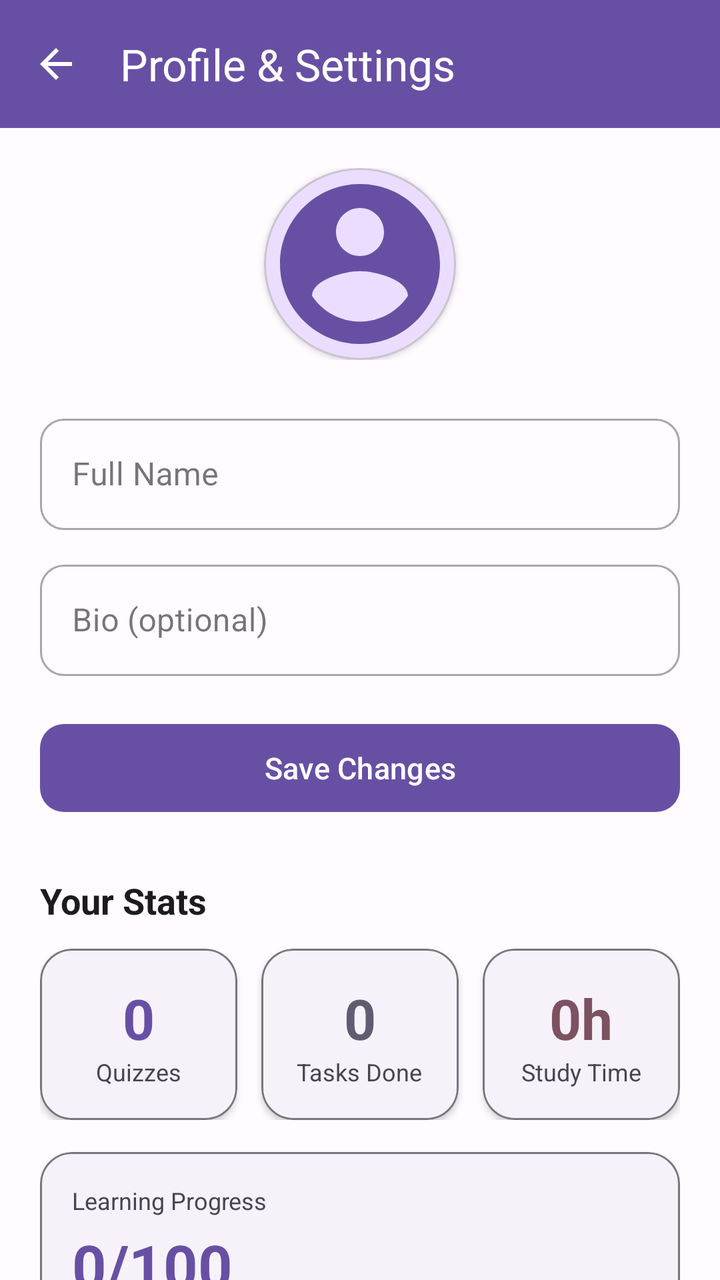
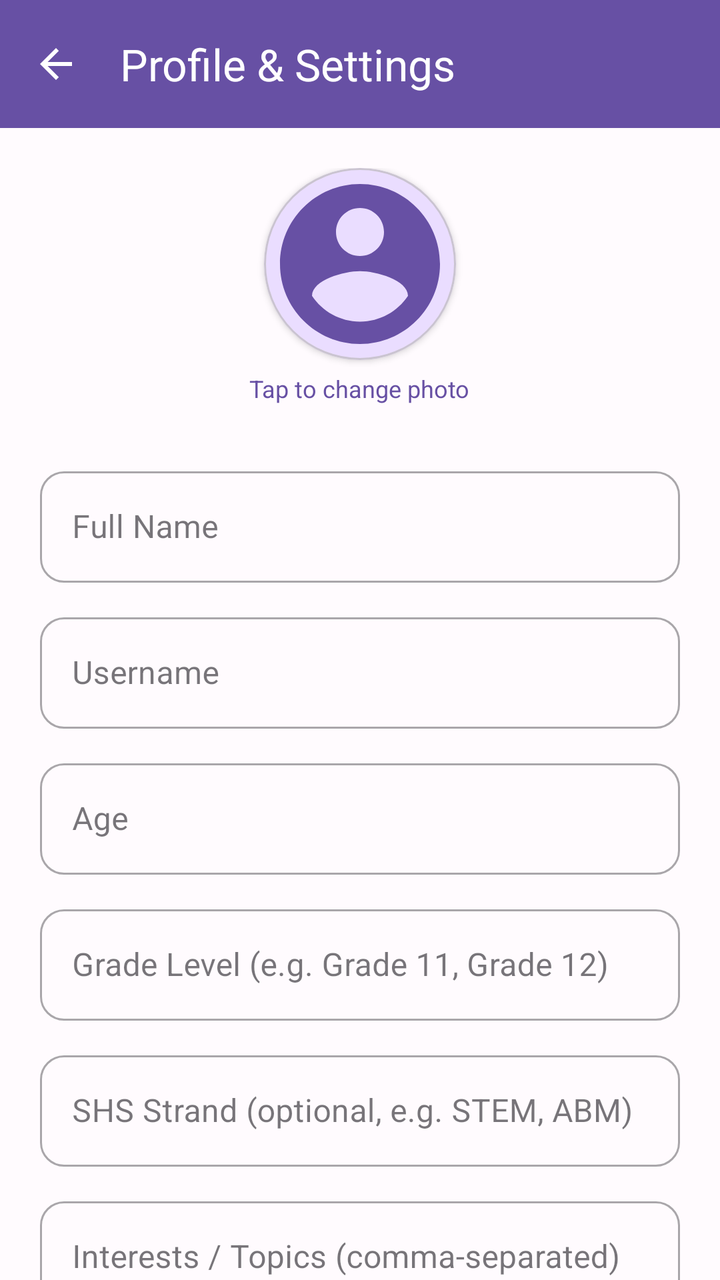

Before-and-after screenshots of an Android layout around one commit, followed by the original layout XML and the change that was made.
<!-- AndroidManifest.xml: application theme Theme.StudySyncproject -->
<!-- res/layout/activity_profile.xml -->
<?xml version="1.0" encoding="utf-8"?>
<LinearLayout xmlns:android="http://schemas.android.com/apk/res/android"
    xmlns:app="http://schemas.android.com/apk/res-auto"
    android:layout_width="match_parent"
    android:layout_height="match_parent"
    android:background="@color/background"
    android:orientation="vertical">

    <com.google.android.material.appbar.MaterialToolbar
        android:id="@+id/toolbar"
        android:layout_width="match_parent"
        android:layout_height="?attr/actionBarSize"
        android:background="@color/primary"
        app:navigationIcon="@drawable/ic_arrow_back"
        app:navigationIconTint="@color/on_primary"
        app:title="Profile &amp; Settings"
        app:titleTextColor="@color/on_primary" />

    <ScrollView
        android:layout_width="match_parent"
        android:layout_height="0dp"
        android:layout_weight="1"
        android:scrollbars="none">

        <LinearLayout
            android:layout_width="match_parent"
            android:layout_height="wrap_content"
            android:orientation="vertical"
            android:padding="@dimen/space_xl">

            
            <LinearLayout
                android:layout_width="match_parent"
                android:layout_height="wrap_content"
                android:layout_marginBottom="24dp"
                android:gravity="center">

                <com.google.android.material.card.MaterialCardView
                    android:layout_width="96dp"
                    android:layout_height="96dp"
                    app:cardBackgroundColor="@color/primary_container"
                    app:cardCornerRadius="48dp"
                    app:cardElevation="2dp">

                    <ImageView
                        android:id="@+id/iv_avatar"
                        android:layout_width="match_parent"
                        android:layout_height="match_parent"
                        android:contentDescription="Profile picture"
                        android:scaleType="centerCrop"
                        android:src="@drawable/ic_account_circle"
                        android:tint="@color/primary" />
                </com.google.android.material.card.MaterialCardView>
            </LinearLayout>

            
            <com.google.android.material.textfield.TextInputLayout
                android:id="@+id/til_name"
                style="@style/Widget.StudySync.TextInputLayout"
                android:layout_width="match_parent"
                android:layout_height="wrap_content"
                android:layout_marginBottom="12dp"
                android:hint="Full Name">

                <com.google.android.material.textfield.TextInputEditText
                    android:id="@+id/et_name"
                    android:layout_width="match_parent"
                    android:layout_height="wrap_content"
                    android:inputType="textPersonName"
                    android:maxLines="1" />
            </com.google.android.material.textfield.TextInputLayout>

            <com.google.android.material.textfield.TextInputLayout
                android:id="@+id/til_bio"
                style="@style/Widget.StudySync.TextInputLayout"
                android:layout_width="match_parent"
                android:layout_height="wrap_content"
                android:layout_marginBottom="20dp"
                android:hint="Bio (optional)">

                <com.google.android.material.textfield.TextInputEditText
                    android:id="@+id/et_bio"
                    android:layout_width="match_parent"
                    android:layout_height="wrap_content"
                    android:inputType="textMultiLine"
                    android:maxLines="3" />
            </com.google.android.material.textfield.TextInputLayout>

            <com.google.android.material.button.MaterialButton
                android:id="@+id/btn_save"
                style="@style/Widget.StudySync.Button.Primary"
                android:layout_width="match_parent"
                android:layout_height="52dp"
                android:layout_marginBottom="28dp"
                android:text="Save Changes"
                android:textSize="15sp"
                app:backgroundTint="@color/primary"
                app:cornerRadius="12dp" />

            
            <TextView
                android:layout_width="wrap_content"
                android:layout_height="wrap_content"
                android:layout_marginBottom="12dp"
                android:text="Your Stats"
                android:textColor="@color/text_primary"
                android:textSize="18sp"
                android:textStyle="bold" />

            <LinearLayout
                android:layout_width="match_parent"
                android:layout_height="wrap_content"
                android:orientation="horizontal">

                <com.google.android.material.card.MaterialCardView
                    style="@style/Widget.StudySync.Card.Surface"
                    android:layout_width="0dp"
                    android:layout_height="wrap_content"
                    android:layout_marginEnd="6dp"
                    android:layout_weight="1">

                    <LinearLayout
                        android:layout_width="match_parent"
                        android:layout_height="wrap_content"
                        android:gravity="center"
                        android:orientation="vertical"
                        android:padding="16dp">

                        <TextView
                            android:id="@+id/tv_quizzes_taken"
                            android:layout_width="wrap_content"
                            android:layout_height="wrap_content"
                            android:text="0"
                            android:textColor="@color/primary"
                            android:textSize="28sp"
                            android:textStyle="bold" />

                        <TextView
                            android:layout_width="wrap_content"
                            android:layout_height="wrap_content"
                            android:text="Quizzes"
                            android:textColor="@color/text_secondary"
                            android:textSize="12sp" />
                    </LinearLayout>
                </com.google.android.material.card.MaterialCardView>

                <com.google.android.material.card.MaterialCardView
                    style="@style/Widget.StudySync.Card.Surface"
                    android:layout_width="0dp"
                    android:layout_height="wrap_content"
                    android:layout_marginStart="6dp"
                    android:layout_marginEnd="6dp"
                    android:layout_weight="1">

                    <LinearLayout
                        android:layout_width="match_parent"
                        android:layout_height="wrap_content"
                        android:gravity="center"
                        android:orientation="vertical"
                        android:padding="16dp">

                        <TextView
                            android:id="@+id/tv_tasks_done"
                            android:layout_width="wrap_content"
                            android:layout_height="wrap_content"
                            android:text="0"
                            android:textColor="@color/secondary"
                            android:textSize="28sp"
                            android:textStyle="bold" />

                        <TextView
                            android:layout_width="wrap_content"
                            android:layout_height="wrap_content"
                            android:text="Tasks Done"
                            android:textColor="@color/text_secondary"
                            android:textSize="12sp" />
                    </LinearLayout>
                </com.google.android.material.card.MaterialCardView>

                <com.google.android.material.card.MaterialCardView
                    style="@style/Widget.StudySync.Card.Surface"
                    android:layout_width="0dp"
                    android:layout_height="wrap_content"
                    android:layout_marginStart="6dp"
                    android:layout_weight="1">

                    <LinearLayout
                        android:layout_width="match_parent"
                        android:layout_height="wrap_content"
                        android:gravity="center"
                        android:orientation="vertical"
                        android:padding="16dp">

                        <TextView
                            android:id="@+id/tv_study_hours"
                            android:layout_width="wrap_content"
                            android:layout_height="wrap_content"
                            android:text="0h"
                            android:textColor="@color/tertiary"
                            android:textSize="28sp"
                            android:textStyle="bold" />

                        <TextView
                            android:layout_width="wrap_content"
                            android:layout_height="wrap_content"
                            android:text="Study Time"
                            android:textColor="@color/text_secondary"
                            android:textSize="12sp" />
                    </LinearLayout>
                </com.google.android.material.card.MaterialCardView>
            </LinearLayout>

            <com.google.android.material.card.MaterialCardView
                style="@style/Widget.StudySync.Card.Surface"
                android:layout_width="match_parent"
                android:layout_height="wrap_content"
                android:layout_marginTop="@dimen/space_lg">

                <LinearLayout
                    android:layout_width="match_parent"
                    android:layout_height="wrap_content"
                    android:orientation="vertical"
                    android:padding="@dimen/space_lg">

                    <TextView
                        android:layout_width="wrap_content"
                        android:layout_height="wrap_content"
                        android:text="Learning Progress"
                        android:textColor="@color/text_secondary"
                        android:textSize="12sp" />

                    <TextView
                        android:id="@+id/tv_progress_index"
                        android:layout_width="wrap_content"
                        android:layout_height="wrap_content"
                        android:layout_marginTop="@dimen/space_xs"
                        android:text="0/100"
                        android:textColor="@color/primary"
                        android:textSize="30sp"
                        android:textStyle="bold" />

                    <TextView
                        android:id="@+id/tv_progress_state"
                        android:layout_width="wrap_content"
                        android:layout_height="wrap_content"
                        android:text="Starting"
                        android:textColor="@color/text_primary"
                        android:textSize="14sp" />

                    <TextView
                        android:id="@+id/tv_progress_focus"
                        android:layout_width="match_parent"
                        android:layout_height="wrap_content"
                        android:layout_marginTop="@dimen/space_xs"
                        android:text="Build activity this week to unlock focus insights."
                        android:textColor="@color/text_secondary"
                        android:textSize="12sp" />

                    <TextView
                        android:id="@+id/tv_progress_badges"
                        android:layout_width="match_parent"
                        android:layout_height="wrap_content"
                        android:layout_marginTop="@dimen/space_xs"
                        android:text="No badges yet"
                        android:textColor="@color/text_secondary"
                        android:textSize="12sp" />
                </LinearLayout>
            </com.google.android.material.card.MaterialCardView>

        </LinearLayout>
    </ScrollView>
</LinearLayout>
<!-- resources referenced by this layout -->
<resources>
  <color name="background">#FFFBFE</color>
  <color name="on_primary">#FFFFFF</color>
  <color name="primary">#6750A4</color>
  <color name="primary_container">#EADDFF</color>
  <color name="secondary">#625B71</color>
  <color name="tertiary">#7D5260</color>
  <color name="text_primary">#1C1B1F</color>
  <color name="text_secondary">#49454F</color>
  <dimen name="space_lg">16dp</dimen>
  <dimen name="space_xl">20dp</dimen>
  <dimen name="space_xs">4dp</dimen>
  <!-- drawable ic_account_circle (drawable) -->
  <vector xmlns:android="http://schemas.android.com/apk/res/android"
      android:width="24dp"
      android:height="24dp"
      android:viewportWidth="24"
      android:viewportHeight="24">
      <path
          android:fillColor="@android:color/white"
          android:pathData="M12,2C6.48,2 2,6.48 2,12s4.48,10 10,10 10,-4.48 10,-10S17.52,2 12,2zM12,5c1.66,0 3,1.34 3,3s-1.34,3 -3,3 -3,-1.34 -3,-3 1.34,-3 3,-3zM12,19.2c-2.5,0 -4.71,-1.28 -6,-3.22 0.03,-1.99 4,-3.08 6,-3.08 1.99,0 5.97,1.09 6,3.08 -1.29,1.94 -3.5,3.22 -6,3.22z" />
  </vector>
  <!-- drawable ic_arrow_back (drawable) -->
  <vector xmlns:android="http://schemas.android.com/apk/res/android"
      android:width="24dp"
      android:height="24dp"
      android:viewportWidth="24"
      android:viewportHeight="24">
      <path
          android:fillColor="@android:color/white"
          android:pathData="M20,11L7.83,11l5.59,-5.59L12,4l-8,8 8,8 1.41,-1.41L7.83,13L20,13z" />
  </vector>
  <style name="Widget.StudySync.Button.Primary" parent="Widget.Material3.Button">
          <item name="android:layout_height">@dimen/button_height</item>
          <item name="cornerRadius">@dimen/radius_md</item>
          <item name="backgroundTint">@color/primary</item>
          <item name="android:textColor">@color/on_primary</item>
      </style>
  <style name="Widget.StudySync.Card.Surface" parent="Widget.Material3.CardView.Elevated">
          <item name="cardCornerRadius">@dimen/radius_lg</item>
          <item name="cardElevation">2dp</item>
          <item name="strokeColor">@color/outline</item>
          <item name="strokeWidth">1dp</item>
      </style>
  <style name="Widget.StudySync.TextInputLayout" parent="Widget.MaterialComponents.TextInputLayout.OutlinedBox">
          <item name="boxCornerRadiusTopStart">@dimen/radius_md</item>
          <item name="boxCornerRadiusTopEnd">@dimen/radius_md</item>
          <item name="boxCornerRadiusBottomStart">@dimen/radius_md</item>
          <item name="boxCornerRadiusBottomEnd">@dimen/radius_md</item>
          <item name="hintTextColor">@color/text_secondary</item>
      </style>
  <style name="Theme.StudySyncproject" parent="Base.Theme.StudySyncproject" />
  <dimen name="button_height">52dp</dimen>
  <dimen name="radius_md">12dp</dimen>
  <dimen name="radius_lg">16dp</dimen>
  <color name="outline">#79747E</color>
  <style name="Base.Theme.StudySyncproject" parent="Theme.Material3.DayNight.NoActionBar">
          <item name="colorPrimary">@color/primary</item>
          <item name="colorOnPrimary">@color/on_primary</item>
          <item name="colorSecondary">@color/secondary</item>
          <item name="colorOnSecondary">@color/on_secondary</item>
          <item name="colorSurface">@color/surface</item>
          <item name="android:colorBackground">@color/background</item>
          <item name="colorError">@color/error</item>
          <item name="colorPrimaryDark">@color/primary_dark</item>
      </style>
  <color name="on_secondary">#FFFFFF</color>
  <color name="surface">#FFFBFE</color>
  <color name="error">#B3261E</color>
  <color name="primary_dark">#4F378B</color>
</resources>

<!-- the commit's change to res/layout/activity_profile.xml (unified diff, before → after) -->
@@ -32,12 +32,16 @@
             <LinearLayout
                 android:layout_width="match_parent"
                 android:layout_height="wrap_content"
-                android:layout_marginBottom="24dp"
-                android:gravity="center">
+                android:layout_marginBottom="8dp"
+                android:gravity="center"
+                android:orientation="vertical">
 
                 <com.google.android.material.card.MaterialCardView
+                    android:id="@+id/card_avatar"
                     android:layout_width="96dp"
                     android:layout_height="96dp"
+                    android:clickable="true"
+                    android:focusable="true"
                     app:cardBackgroundColor="@color/primary_container"
                     app:cardCornerRadius="48dp"
                     app:cardElevation="2dp">
@@ -51,6 +55,15 @@
                         android:src="@drawable/ic_account_circle"
                         android:tint="@color/primary" />
                 </com.google.android.material.card.MaterialCardView>
+
+                <TextView
+                    android:layout_width="wrap_content"
+                    android:layout_height="wrap_content"
+                    android:layout_marginTop="6dp"
+                    android:layout_marginBottom="20dp"
+                    android:text="Tap to change photo"
+                    android:textColor="@color/primary"
+                    android:textSize="12sp" />
             </LinearLayout>
 
             
@@ -61,7 +74,6 @@
                 android:layout_height="wrap_content"
                 android:layout_marginBottom="12dp"
                 android:hint="Full Name">
-
                 <com.google.android.material.textfield.TextInputEditText
                     android:id="@+id/et_name"
                     android:layout_width="match_parent"
@@ -70,19 +82,83 @@
                     android:maxLines="1" />
             </com.google.android.material.textfield.TextInputLayout>
 
-            <com.google.android.material.textfield.TextInputLayout
-                android:id="@+id/til_bio"
+            
+            <com.google.android.material.textfield.TextInputLayout
+                android:id="@+id/til_username"
+                style="@style/Widget.StudySync.TextInputLayout"
+                android:layout_width="match_parent"
+                android:layout_height="wrap_content"
+                android:layout_marginBottom="12dp"
+                android:hint="Username">
+                <com.google.android.material.textfield.TextInputEditText
+                    android:id="@+id/et_username"
+                    android:layout_width="match_parent"
+                    android:layout_height="wrap_content"
+                    android:inputType="textNoSuggestions"
+                    android:maxLines="1" />
+            </com.google.android.material.textfield.TextInputLayout>
+
+            
+            <com.google.android.material.textfield.TextInputLayout
+                android:id="@+id/til_age"
+                style="@style/Widget.StudySync.TextInputLayout"
+                android:layout_width="match_parent"
+                android:layout_height="wrap_content"
+                android:layout_marginBottom="12dp"
+                android:hint="Age">
+                <com.google.android.material.textfield.TextInputEditText
+                    android:id="@+id/et_age"
+                    android:layout_width="match_parent"
+                    android:layout_height="wrap_content"
+                    android:inputType="number"
+                    android:maxLines="1" />
+            </com.google.android.material.textfield.TextInputLayout>
+
+            
+            <com.google.android.material.textfield.TextInputLayout
+                android:id="@+id/til_grade_level"
+                style="@style/Widget.StudySync.TextInputLayout"
+                android:layout_width="match_parent"
+                android:layout_height="wrap_content"
+                android:layout_marginBottom="12dp"
+                android:hint="Grade Level (e.g. Grade 11, Grade 12)">
+                <com.google.android.material.textfield.TextInputEditText
+                    android:id="@+id/et_grade_level"
+                    android:layout_width="match_parent"
+                    android:layout_height="wrap_content"
+                    android:inputType="textCapWords"
+                    android:maxLines="1" />
+            </com.google.android.material.textfield.TextInputLayout>
+
+            
+            <com.google.android.material.textfield.TextInputLayout
+                android:id="@+id/til_strand"
+                style="@style/Widget.StudySync.TextInputLayout"
+                android:layout_width="match_parent"
+                android:layout_height="wrap_content"
+                android:layout_marginBottom="12dp"
+                android:hint="SHS Strand (optional, e.g. STEM, ABM)">
+                <com.google.android.material.textfield.TextInputEditText
+                    android:id="@+id/et_strand"
+                    android:layout_width="match_parent"
+                    android:layout_height="wrap_content"
+                    android:inputType="textCapCharacters"
+                    android:maxLines="1" />
+            </com.google.android.material.textfield.TextInputLayout>
+
+            
+            <com.google.android.material.textfield.TextInputLayout
+                android:id="@+id/til_interests"
                 style="@style/Widget.StudySync.TextInputLayout"
                 android:layout_width="match_parent"
                 android:layout_height="wrap_content"
                 android:layout_marginBottom="20dp"
-                android:hint="Bio (optional)">
-
-                <com.google.android.material.textfield.TextInputEditText
-                    android:id="@+id/et_bio"
-                    android:layout_width="match_parent"
-                    android:layout_height="wrap_content"
-                    android:inputType="textMultiLine"
+                android:hint="Interests / Topics (comma-separated)">
+                <com.google.android.material.textfield.TextInputEditText
+                    android:id="@+id/et_interests"
+                    android:layout_width="match_parent"
+                    android:layout_height="wrap_content"
+                    android:inputType="textMultiLine|textCapSentences"
                     android:maxLines="3" />
             </com.google.android.material.textfield.TextInputLayout>
 
@@ -118,14 +194,12 @@
                     android:layout_height="wrap_content"
                     android:layout_marginEnd="6dp"
                     android:layout_weight="1">
-
                     <LinearLayout
                         android:layout_width="match_parent"
                         android:layout_height="wrap_content"
                         android:gravity="center"
                         android:orientation="vertical"
                         android:padding="16dp">
-
                         <TextView
                             android:id="@+id/tv_quizzes_taken"
                             android:layout_width="wrap_content"
@@ -134,7 +208,6 @@
                             android:textColor="@color/primary"
                             android:textSize="28sp"
                             android:textStyle="bold" />
-
                         <TextView
                             android:layout_width="wrap_content"
                             android:layout_height="wrap_content"
@@ -151,14 +224,12 @@
                     android:layout_marginStart="6dp"
                     android:layout_marginEnd="6dp"
                     android:layout_weight="1">
-
                     <LinearLayout
                         android:layout_width="match_parent"
                         android:layout_height="wrap_content"
                         android:gravity="center"
                         android:orientation="vertical"
                         android:padding="16dp">
-
                         <TextView
                             android:id="@+id/tv_tasks_done"
                             android:layout_width="wrap_content"
@@ -167,7 +238,6 @@
                             android:textColor="@color/secondary"
                             android:textSize="28sp"
                             android:textStyle="bold" />
-
                         <TextView
                             android:layout_width="wrap_content"
                             android:layout_height="wrap_content"
@@ -183,14 +253,12 @@
                     android:layout_height="wrap_content"
                     android:layout_marginStart="6dp"
                     android:layout_weight="1">
-
                     <LinearLayout
                         android:layout_width="match_parent"
                         android:layout_height="wrap_content"
                         android:gravity="center"
                         android:orientation="vertical"
                         android:padding="16dp">
-
                         <TextView
                             android:id="@+id/tv_study_hours"
                             android:layout_width="wrap_content"
@@ -199,7 +267,6 @@
                             android:textColor="@color/tertiary"
                             android:textSize="28sp"
                             android:textStyle="bold" />
-
                         <TextView
                             android:layout_width="wrap_content"
                             android:layout_height="wrap_content"
@@ -210,25 +277,23 @@
                 </com.google.android.material.card.MaterialCardView>
             </LinearLayout>
 
+            
             <com.google.android.material.card.MaterialCardView
                 style="@style/Widget.StudySync.Card.Surface"
                 android:layout_width="match_parent"
                 android:layout_height="wrap_content"
                 android:layout_marginTop="@dimen/space_lg">
-
                 <LinearLayout
                     android:layout_width="match_parent"
                     android:layout_height="wrap_content"
                     android:orientation="vertical"
                     android:padding="@dimen/space_lg">
-
                     <TextView
                         android:layout_width="wrap_content"
                         android:layout_height="wrap_content"
                         android:text="Learning Progress"
                         android:textColor="@color/text_secondary"
                         android:textSize="12sp" />
-
                     <TextView
                         android:id="@+id/tv_progress_index"
                         android:layout_width="wrap_content"
@@ -238,7 +303,6 @@
                         android:textColor="@color/primary"
                         android:textSize="30sp"
                         android:textStyle="bold" />
-
                     <TextView
                         android:id="@+id/tv_progress_state"
                         android:layout_width="wrap_content"
@@ -246,7 +310,6 @@
                         android:text="Starting"
                         android:textColor="@color/text_primary"
                         android:textSize="14sp" />
-
                     <TextView
                         android:id="@+id/tv_progress_focus"
                         android:layout_width="match_parent"
@@ -255,7 +318,6 @@
                         android:text="Build activity this week to unlock focus insights."
                         android:textColor="@color/text_secondary"
                         android:textSize="12sp" />
-
                     <TextView
                         android:id="@+id/tv_progress_badges"
                         android:layout_width="match_parent"
